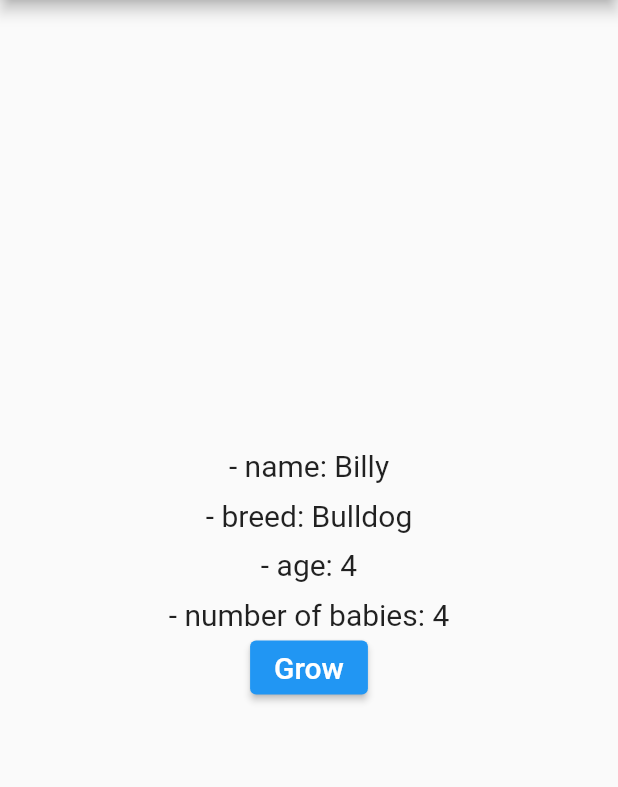
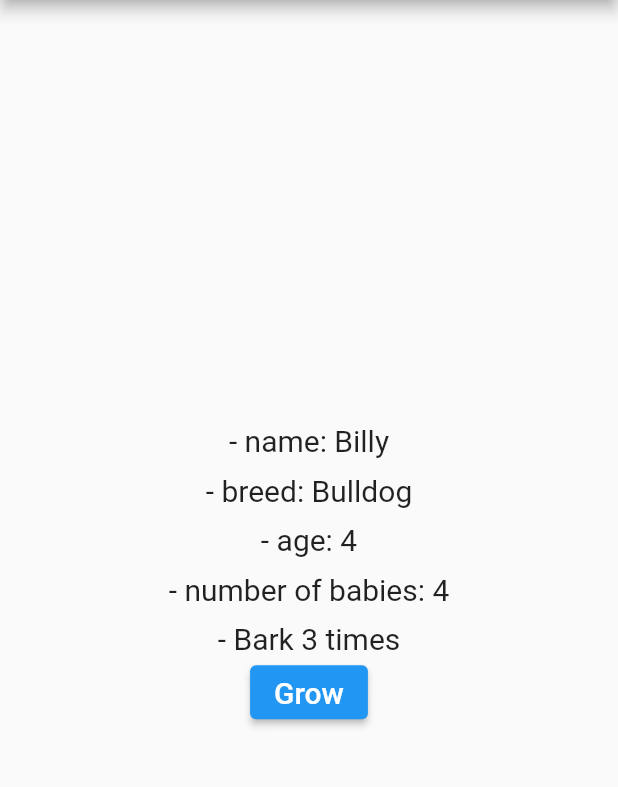
Before and after one commit to victorfmarques/provider_overview_07, a Flutter app: the screen it shows after launch, after a tap on "Grow", on a phone screen of 412 x 824 dp, the part 84-871 px from its top. Run offline on Flutter 3.47's test engine with Material 2 defaults, Android fonts, the phone set to English and light mode, and no system bars.

Commit message:
Implementando funcionalidade com o uso de StreamProvider

```diff
--- a/lib/main.dart
+++ b/lib/main.dart
@@ -27,7 +27,15 @@ class MyApp extends StatelessWidget {
               final int dogAge = context.read<Dog>().age;
               final babies = Babies(age: dogAge);
               return babies.getBabies();
-            })
+            }),
+        StreamProvider<String>(
+          initialData: 'Bark 0 times',
+          create: (context) {
+            final int dogAge = context.read<Dog>().age;
+            final babies = Babies(age: dogAge * 2);
+            return babies.bark();
+          },
+        ),
       ],
       child: MaterialApp(
         title: 'Provider 06',
@@ -115,6 +123,13 @@ class Age extends StatelessWidget {
           '- number of babies: ${context.watch<int>()}',
           style: TextStyle(fontSize: 20.0),
         ),
+        SizedBox(
+          height: 10,
+        ),
+        Text(
+          '- ${context.watch<String>()}',
+          style: TextStyle(fontSize: 20),
+        ),
         ElevatedButton(
           onPressed: () => context.read<Dog>().grow(),
           child: Text(
--- a/lib/models/babies.dart
+++ b/lib/models/babies.dart
@@ -16,4 +16,11 @@ class Babies {
       return 2;
     }
   }
+
+  Stream<String> bark() async* {
+    for (var i = 0; i < age; i++) {
+      await Future.delayed(Duration(seconds: 2));
+      yield 'Bark $i times';
+    }
+  }
 }
```
